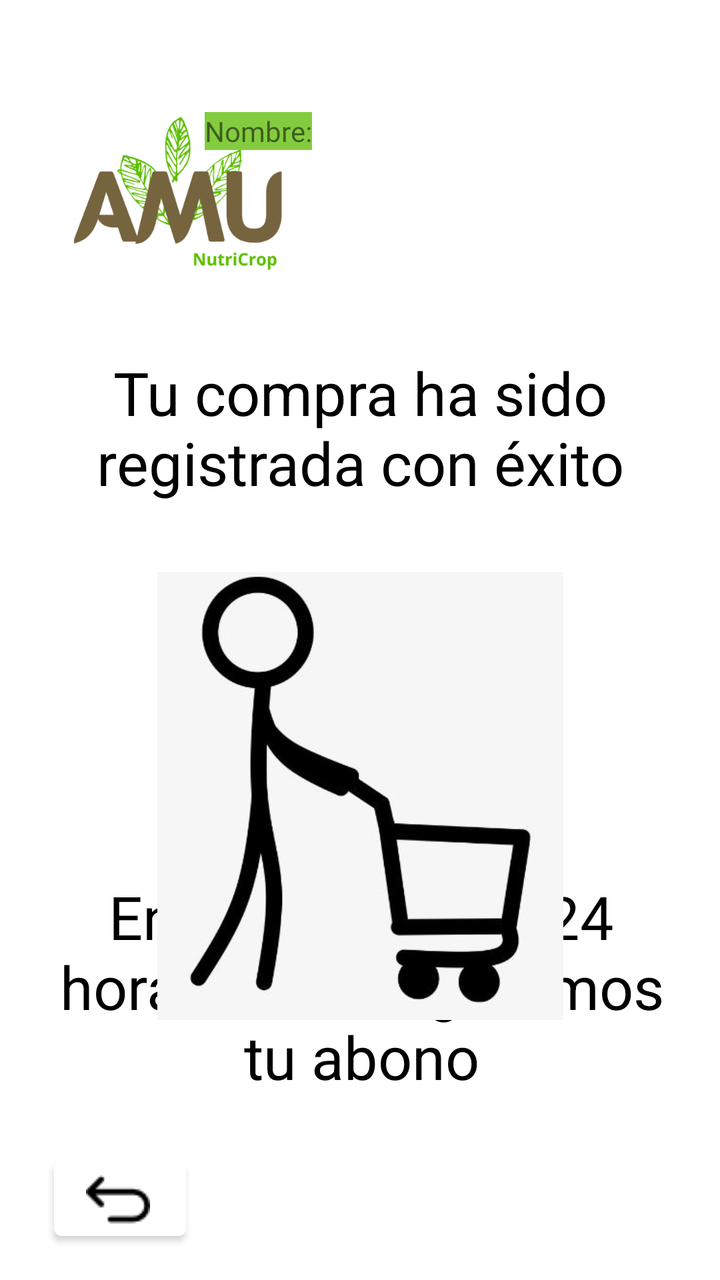
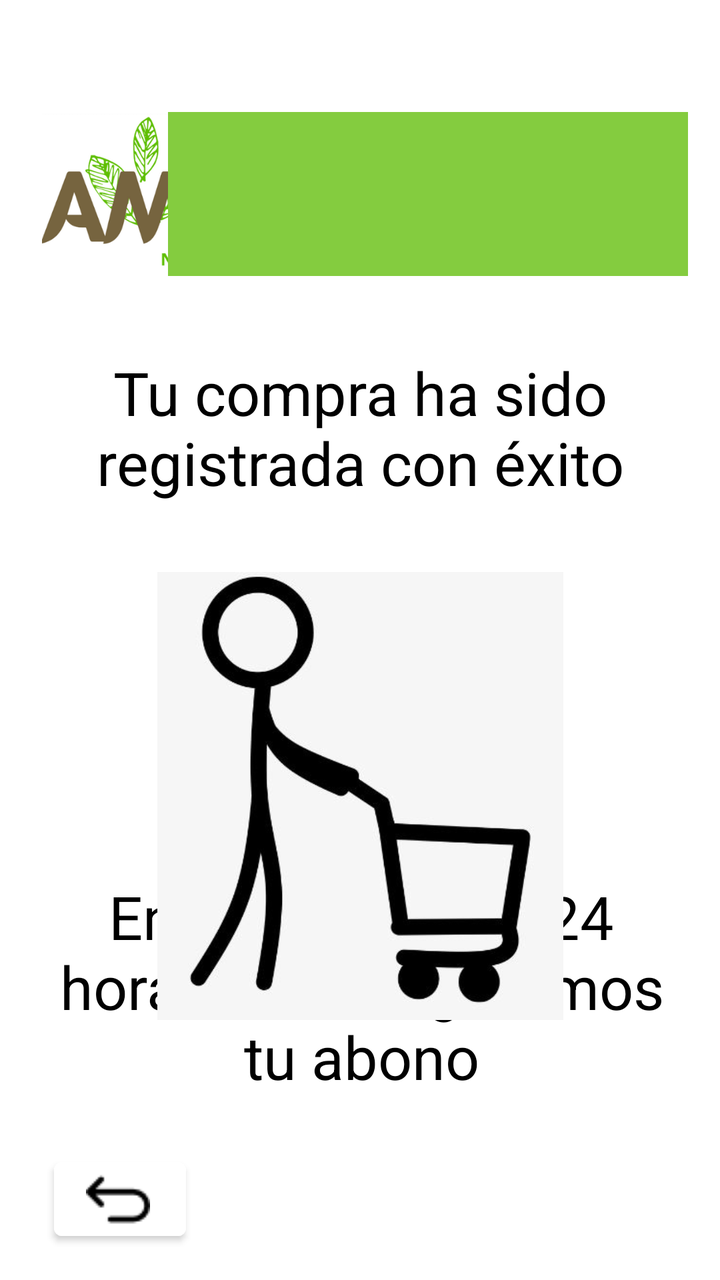

Before-and-after screenshots of an Android layout around one commit, followed by the original layout XML and the change that was made.
<!-- AndroidManifest.xml: application theme Theme.AMU -->
<!-- res/layout/activity_pantalla_compra.xml -->
<?xml version="1.0" encoding="utf-8"?>
<androidx.constraintlayout.widget.ConstraintLayout xmlns:android="http://schemas.android.com/apk/res/android"
    xmlns:app="http://schemas.android.com/apk/res-auto"
    xmlns:tools="http://schemas.android.com/tools"
    android:layout_width="match_parent"
    android:layout_height="match_parent"
    tools:context=".PantallaCompra">

    <Button
        android:id="@+id/btnRegresar8"
        android:layout_width="66dp"
        android:layout_height="49dp"
        android:layout_marginBottom="16dp"
        android:backgroundTint="#FFFFFF"
        android:onClick="onClickReturn"
        app:icon="@drawable/resource_return"
        app:iconTint="#000000"
        app:layout_constraintBottom_toBottomOf="parent"
        app:layout_constraintEnd_toEndOf="parent"
        app:layout_constraintHorizontal_bias="0.092"
        app:layout_constraintStart_toStartOf="parent" />

    <TextView
        android:id="@+id/textView18"
        android:layout_width="316dp"
        android:layout_height="114dp"
        android:layout_marginTop="16dp"
        android:layout_marginBottom="88dp"
        android:text="En las próximas 24 horas te entregaremos tu abono"
        android:textAlignment="center"
        android:textColor="#000000"
        android:textSize="30sp"
        app:layout_constraintBottom_toBottomOf="parent"
        app:layout_constraintEnd_toEndOf="parent"
        app:layout_constraintHorizontal_bias="0.515"
        app:layout_constraintStart_toStartOf="parent"
        app:layout_constraintTop_toBottomOf="@+id/imageView10"
        tools:ignore="UnknownIdInLayout" />

    <TextView
        android:id="@+id/textView16"
        android:layout_width="319dp"
        android:layout_height="90dp"
        android:layout_marginTop="176dp"
        android:text="Tu compra ha sido registrada con éxito"
        android:textAlignment="center"
        android:textColor="#000000"
        android:textSize="30sp"
        app:layout_constraintEnd_toEndOf="parent"
        app:layout_constraintStart_toStartOf="parent"
        app:layout_constraintTop_toTopOf="parent" />

    <ImageView
        android:id="@+id/imageView13"
        android:layout_width="116dp"
        android:layout_height="82dp"
        android:layout_marginStart="32dp"
        android:layout_marginTop="56dp"
        app:layout_constraintStart_toStartOf="parent"
        app:layout_constraintTop_toTopOf="parent"
        app:srcCompat="@drawable/logoamu" />

    <TextView
        android:id="@+id/txtNombre6"
        android:layout_width="wrap_content"
        android:layout_height="wrap_content"
        android:layout_marginTop="56dp"
        android:layout_marginEnd="204dp"
        android:background="#84CC3F"
        android:fontFamily="@font/open_sans_light"
        android:text="Nombre:"
        app:layout_constraintEnd_toEndOf="parent"
        app:layout_constraintTop_toTopOf="parent" />

    <ImageView
        android:id="@+id/imageView18"
        android:layout_width="217dp"
        android:layout_height="224dp"
        android:layout_marginTop="20dp"
        app:layout_constraintEnd_toEndOf="parent"
        app:layout_constraintStart_toStartOf="parent"
        app:layout_constraintTop_toBottomOf="@+id/textView16"
        app:srcCompat="@drawable/comprando" />
</androidx.constraintlayout.widget.ConstraintLayout>
<!-- resources referenced by this layout -->
<resources>
  <!-- drawable comprando: jpg bitmap (drawable, 21610 bytes) -->
  <!-- drawable logoamu: png bitmap (drawable, 50896 bytes) -->
  <!-- drawable resource_return: png bitmap (drawable, 563 bytes) -->
  <style name="Theme.AMU" parent="Theme.MaterialComponents.Light.NoActionBar">
          
          <item name="colorPrimary">@color/purple_500</item>
          <item name="colorPrimaryVariant">@color/purple_700</item>
          <item name="colorOnPrimary">@color/white</item>
          
          <item name="colorSecondary">@color/teal_200</item>
          <item name="colorSecondaryVariant">@color/teal_700</item>
          <item name="colorOnSecondary">@color/black</item>
          
          <item name="android:statusBarColor" tools:targetApi="l">@color/black</item>
          
      </style>
  <color name="purple_500">#FF6200EE</color>
  <color name="purple_700">#FF3700B3</color>
  <color name="white">#FFFFFFFF</color>
  <color name="teal_200">#FF03DAC5</color>
  <color name="teal_700">#FF018786</color>
  <color name="black">#FF000000</color>
</resources>

<!-- the commit's change to res/layout/activity_pantalla_compra.xml (unified diff, before → after) -->
@@ -54,7 +54,7 @@
         android:id="@+id/imageView13"
         android:layout_width="116dp"
         android:layout_height="82dp"
-        android:layout_marginStart="32dp"
+        android:layout_marginStart="16dp"
         android:layout_marginTop="56dp"
         app:layout_constraintStart_toStartOf="parent"
         app:layout_constraintTop_toTopOf="parent"
@@ -62,13 +62,13 @@
 
     <TextView
         android:id="@+id/txtNombre6"
-        android:layout_width="wrap_content"
-        android:layout_height="wrap_content"
+        android:layout_width="260dp"
+        android:layout_height="82dp"
         android:layout_marginTop="56dp"
-        android:layout_marginEnd="204dp"
+        android:layout_marginEnd="16dp"
         android:background="#84CC3F"
         android:fontFamily="@font/open_sans_light"
-        android:text="Nombre:"
+        android:textSize="20sp"
         app:layout_constraintEnd_toEndOf="parent"
         app:layout_constraintTop_toTopOf="parent" />
 
